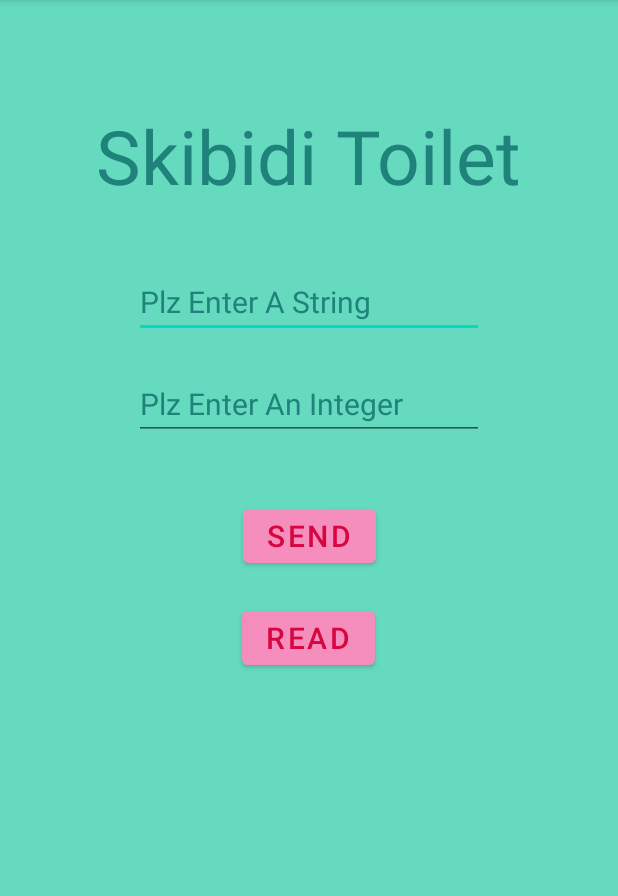
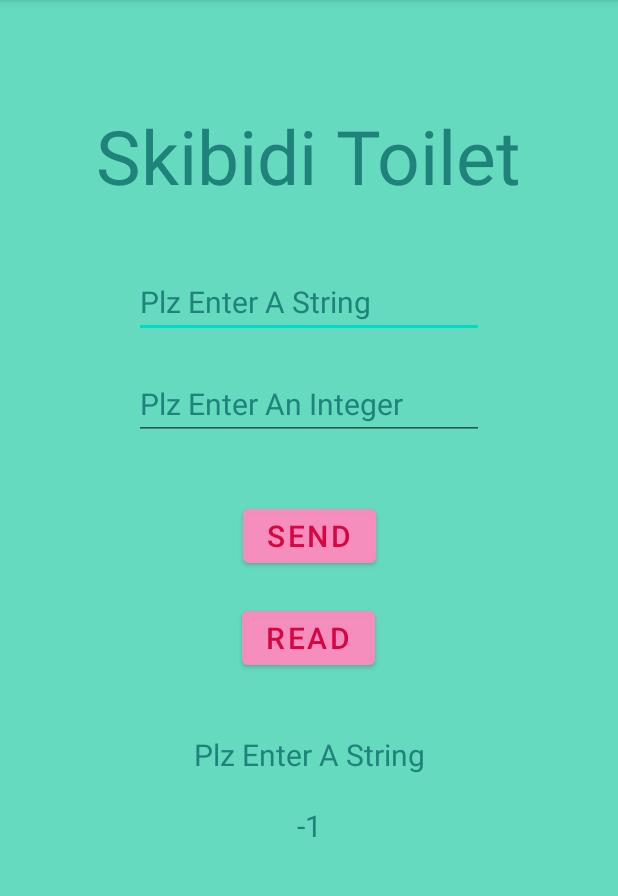
Before and after one commit to DanielMalki/MyApplication, an Android app: the NextActivity screen opened directly, with no data from a screen before it, after a tap on "READ", on a phone screen of 412 x 824 dp, the part 84-980 px from its top. Run offline under Robolectric (Android 15) with nearby library versions, the phone set to English and light mode, and no system bars.

Commit message:
Hi there 😉💋😍

```diff
--- a/app/src/main/java/com/dmalki/myfirstapplication/NextActivity.java
+++ b/app/src/main/java/com/dmalki/myfirstapplication/NextActivity.java
@@ -6,7 +6,6 @@ import android.os.Bundle;
 import android.view.View;
 import android.widget.Button;
 import android.widget.EditText;
-import android.widget.TextClock;
 import android.widget.TextView;
 import android.widget.Toast;
 
@@ -23,10 +22,9 @@ public class NextActivity extends AppCompatActivity {
     EditText ETInt;
     Button readBTN;
     TextView raedString;
-    TextClock raedInt;
+    TextView raedInt;
     SharedPreferences pref;
     SharedPreferences.Editor editor;
-
 
     @Override
     protected void onCreate(Bundle savedInstanceState) {
@@ -47,33 +45,31 @@ public class NextActivity extends AppCompatActivity {
     private void initViews() {
         pref = getApplicationContext().getSharedPreferences("MyPref", 0); // 0 - for private mode
         editor = pref.edit();
-        editor.putString("STR", ""); // Storing string
-        editor.putInt("INT", -1); // Storing integer
-        editor.commit(); // commit changes
-
-        editor.commit();
 
         sendBTN = findViewById(R.id.sendBTN);
         ETString = findViewById(R.id.ETString);
         ETInt = findViewById(R.id.ETInt);
+
         sendBTN.setOnClickListener(new View.OnClickListener() {
             @Override
             public void onClick(View v) {
-                editor.putString("STR", String.valueOf(ETString.getText()));
-                editor.putInt("INT", Integer.parseInt(String.valueOf(ETInt.getText())));
-                editor.commit();
-                Toast.makeText(NextActivity.this, "information sent successfully", Toast.LENGTH_SHORT).show();
+                editor.putString("STR", String.valueOf(ETString.getText()));  // Store the string with the key "STR"
+                editor.putInt("INT", Integer.parseInt(String.valueOf(ETInt.getText())));  // Store the integer with the key "INT"
+                editor.apply();  // Use apply() instead of commit() for better performance
+                Toast.makeText(NextActivity.this, "Information sent successfully", Toast.LENGTH_SHORT).show();
             }
         });
 
         readBTN = findViewById(R.id.readBTN);
         raedString = findViewById(R.id.raedString);
         raedInt = findViewById(R.id.readInt);
+
         readBTN.setOnClickListener(new View.OnClickListener() {
             @Override
             public void onClick(View v) {
-                raedString.setText(pref.getString("key_name", null));
-                raedInt.setText(pref.getInt("key_name", -1));
+                // Retrieve the stored string and integer using the correct keys
+                raedString.setText(pref.getString("STR", "No data found"));  // Default value if no data is found
+                raedInt.setText(String.valueOf(pref.getInt("INT", -1)));  // Default value if no data is found
             }
         });
     }
```
